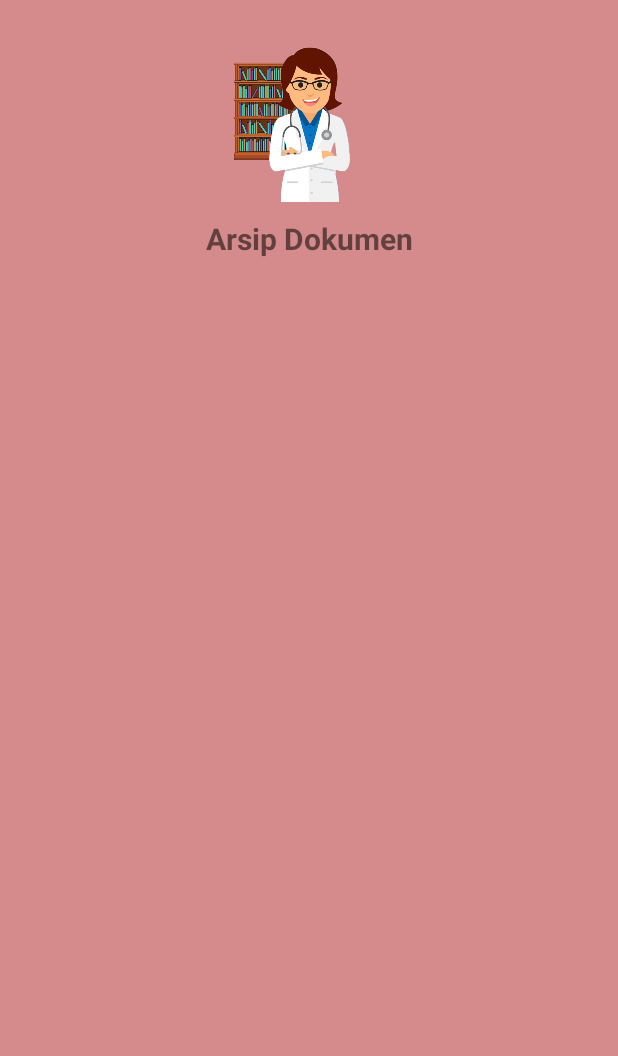
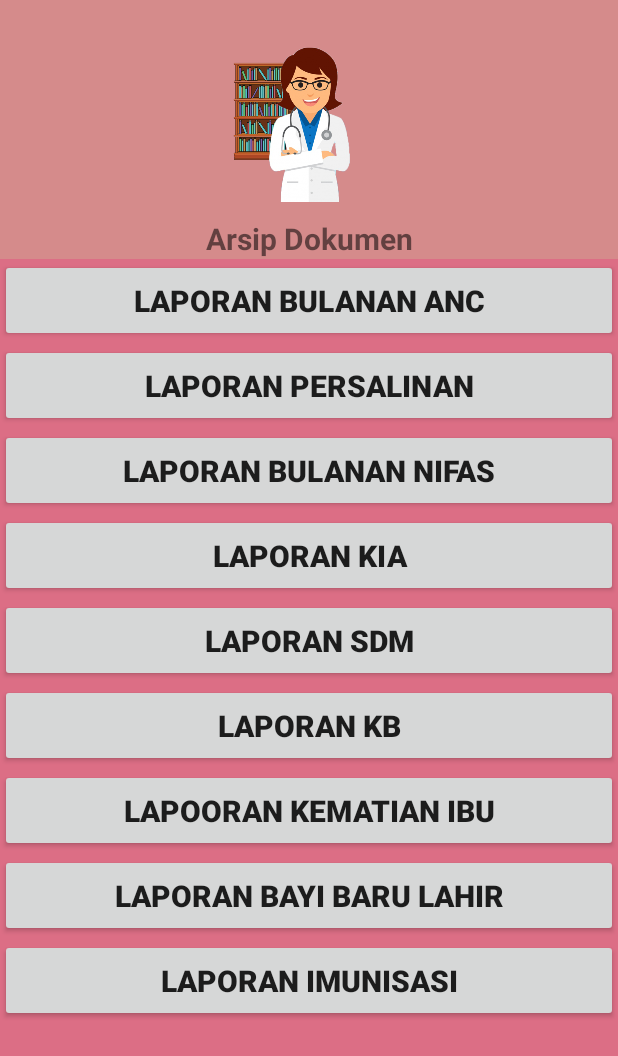
Before and after one commit to dammuri/PS2BiDesPus, an Android app: the vView screen opened directly, with no data from a screen before it, on a phone screen of 412 x 824 dp. Shown: the top 1056 px of the screen. Run offline under Robolectric (Android 15) with nearby library versions, the phone set to English and light mode, and no system bars.

Commit message:
ku saya gentos xmlna coba

```diff
--- a/app/src/main/res/layout/activity_v_view.xml
+++ b/app/src/main/res/layout/activity_v_view.xml
@@ -29,103 +29,86 @@
                 android:gravity="center"
                 android:textStyle="bold"
                 android:textSize="20dp"/>
+            <LinearLayout
+                android:orientation="vertical"
+                android:layout_width="match_parent"
+                android:layout_height="match_parent"
+                android:background="@color/ic_launcher_background">
+                <Button
+                    android:layout_marginBottom="1dp"
+                    android:id="@+id/laporan1"
+                    android:layout_width="match_parent"
+                    android:layout_height="55dp"
+                    android:textStyle="bold"
+                    android:text="Laporan Bulanan ANC"
+                    android:textSize="20dp"/>
+                <Button
+                    android:layout_marginBottom="1dp"
+                    android:id="@+id/laporan2"
+                    android:layout_width="match_parent"
+                    android:layout_height="55dp"
+                    android:textStyle="bold"
+                    android:text="Laporan persalinan"
+                    android:textSize="20dp"/>
+                <Button
+                    android:layout_marginBottom="1dp"
+                    android:id="@+id/laporan3"
+                    android:layout_width="match_parent"
+                    android:layout_height="55dp"
+                    android:textStyle="bold"
+                    android:text="laporan bulanan nifas"
+                    android:textSize="20dp"/>
+                <Button
+                    android:layout_marginBottom="1dp"
+                    android:id="@+id/laporan4"
+                    android:layout_width="match_parent"
+                    android:layout_height="55dp"
+                    android:textStyle="bold"
+                    android:text="laporan kia"
+                    android:textSize="20dp"/>
+                <Button
+                    android:layout_marginBottom="1dp"
+                    android:id="@+id/laporan5"
+                    android:layout_width="match_parent"
+                    android:layout_height="55dp"
+                    android:textStyle="bold"
+                    android:text="laporan sdm"
+                    android:textSize="20dp"/>
+                <Button
+                    android:layout_marginBottom="1dp"
+                    android:id="@+id/laporan6"
+                    android:layout_width="match_parent"
+                    android:layout_height="55dp"
+                    android:textStyle="bold"
+                    android:text="laporan kb"
+                    android:textSize="20dp"/>
+                <Button
+                    android:layout_marginBottom="1dp"
+                    android:id="@+id/laporan7"
+                    android:layout_width="match_parent"
+                    android:layout_height="55dp"
+                    android:textStyle="bold"
+                    android:text="lapooran kematian ibu"
+                    android:textSize="20dp"/>
+                <Button
+                    android:layout_marginBottom="1dp"
+                    android:id="@+id/laporan8"
+                    android:layout_width="match_parent"
+                    android:layout_height="55dp"
+                    android:textStyle="bold"
+                    android:text="laporan bayi baru lahir"
+                    android:textSize="20dp"/>
+                <Button
+                    android:layout_marginBottom="1dp"
+                    android:id="@+id/laporan9"
+                    android:layout_width="match_parent"
+                    android:layout_height="55dp"
+                    android:textStyle="bold"
+                    android:text="laporan imunisasi"
+                    android:textSize="20dp"/>
+
+            </LinearLayout>
         </LinearLayout>
     </LinearLayout>
-   <!--this is comment
-    <ScrollView
-        android:layout_marginTop="200dp"
-        android:layout_centerHorizontal="true"
-        android:layout_width="match_parent"
-        android:layout_height="match_parent">
-        <LinearLayout
-            android:layout_width="match_parent"
-            android:layout_height="30dp"
-            android:orientation="vertical">
-            <Button
-                android:layout_marginRight="10dp"
-                android:layout_marginLeft="10dp"
-                android:layout_marginBottom="10dp"
-                android:layout_width="match_parent"
-                android:layout_height="60dp"
-                android:text="Laporan Bulanan ANC"
-                android:textStyle="bold"
-                android:textSize="20dp"/>
-            <Button
-                android:layout_marginRight="10dp"
-                android:layout_marginLeft="10dp"
-                android:layout_marginBottom="10dp"
-                android:layout_width="match_parent"
-                android:layout_height="60dp"
-                android:text="Laporan Persalinan"
-                android:textStyle="bold"
-                android:textSize="20dp"/>
-            <Button
-                android:layout_marginRight="10dp"
-                android:layout_marginLeft="10dp"
-                android:layout_marginBottom="10dp"
-                android:layout_width="match_parent"
-                android:layout_height="60dp"
-                android:text="Laporan Bulanan Nifas"
-                android:textStyle="bold"
-                android:textSize="20dp"/>
-            <Button
-                android:layout_marginRight="10dp"
-                android:layout_marginLeft="10dp"
-                android:layout_marginBottom="10dp"
-                android:layout_width="match_parent"
-                android:layout_height="60dp"
-                android:text="Laporan KIA"
-                android:textStyle="bold"
-                android:textSize="20dp"/>
-            <Button
-                android:layout_marginRight="10dp"
-                android:layout_marginLeft="10dp"
-                android:layout_marginBottom="10dp"
-                android:layout_width="match_parent"
-                android:layout_height="60dp"
-                android:text="Laporan SDM"
-                android:textStyle="bold"
-                android:textSize="20dp"/>
-            <Button
-                android:layout_marginRight="10dp"
-                android:layout_marginLeft="10dp"
-                android:layout_marginBottom="10dp"
-                android:layout_width="match_parent"
-                android:layout_height="60dp"
-                android:text="Laporan KB"
-                android:textStyle="bold"
-                android:textSize="20dp"/>
-            <Button
-                android:layout_marginRight="10dp"
-                android:layout_marginLeft="10dp"
-                android:layout_marginBottom="10dp"
-                android:layout_width="match_parent"
-                android:layout_height="60dp"
-                android:text="Laporan Kematian Ibu"
-                android:textStyle="bold"
-                android:textSize="20dp"/>
-            <Button
-                android:layout_marginRight="10dp"
-                android:layout_marginLeft="10dp"
-                android:layout_marginBottom="10dp"
-                android:layout_width="match_parent"
-                android:layout_height="60dp"
-                android:text="Laporan Bayi Baru Lahir"
-                android:textStyle="bold"
-                android:textSize="20dp"/>
-            <Button
-                android:layout_marginRight="10dp"
-                android:layout_marginLeft="10dp"
-                android:layout_marginBottom="10dp"
-                android:layout_width="match_parent"
-                android:layout_height="60dp"
-                android:text="Laporan Imunisasi"
-                android:textStyle="bold"
-                android:textSize="20dp"/>
-        </LinearLayout>
-
-    </ScrollView>
-    -->
-
 
 </RelativeLayout>
```
